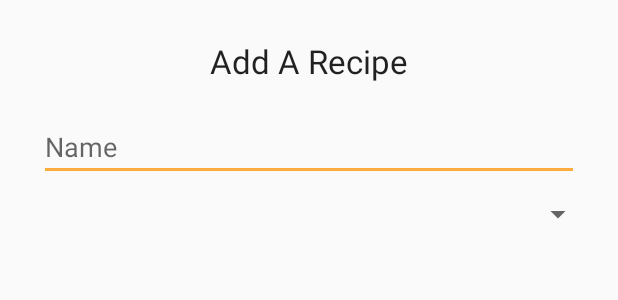
After one commit to clccmh/RecipeBook, an Android app: the layout activity_add.xml on its own in the app's theme, with its tools: preview values and no code run, on a phone screen of 412 x 824 dp. The commit adds this screen. Shown: the top 300 px of the screen. Run offline under Robolectric (Android 15) with nearby library versions, the phone set to English and light mode, and no system bars.

Commit message:
Began adding add activity.

```diff
--- /dev/null
+++ b/app/src/main/res/layout/activity_add.xml
@@ -0,0 +1,39 @@
+<?xml version="1.0" encoding="utf-8"?>
+<RelativeLayout xmlns:android="http://schemas.android.com/apk/res/android"
+    xmlns:tools="http://schemas.android.com/tools"
+    android:layout_width="match_parent"
+    android:layout_height="match_parent"
+    android:paddingBottom="@dimen/activity_vertical_margin"
+    android:paddingLeft="@dimen/activity_horizontal_margin"
+    android:paddingRight="@dimen/activity_horizontal_margin"
+    android:paddingTop="@dimen/activity_vertical_margin"
+    tools:context="edu.uno.carter_mariah.recipebook.AddActivity"
+    android:orientation="horizontal">
+
+    <TextView
+        android:layout_width="match_parent"
+        android:layout_height="wrap_content"
+        android:id="@+id/header"
+        android:text="@string/add_header"
+        android:textAppearance="@style/TextAppearance.AppCompat.Large"
+        android:textAlignment="center"
+        android:layout_margin="10dp"/>
+
+    <EditText
+        android:layout_width="match_parent"
+        android:layout_height="wrap_content"
+        android:id="@+id/name_edittext"
+        android:hint="Name"
+        android:layout_below="@id/header"
+        android:layout_margin="10dp"/>
+
+    <Spinner
+        android:layout_width="match_parent"
+        android:layout_height="wrap_content"
+        android:id="@+id/category_spinner"
+        android:layout_below="@id/name_edittext">
+
+    </Spinner>
+
+
+</RelativeLayout>
--- a/app/src/main/res/layout/app_bar_main.xml
+++ b/app/src/main/res/layout/app_bar_main.xml
@@ -22,7 +22,9 @@
 
     </android.support.design.widget.AppBarLayout>
 
-    <include layout="@layout/content_main"/>
+    <include
+        android:id="@+id/layout"
+        layout="@layout/content_main"/>
 
     <android.support.design.widget.FloatingActionButton
         android:id="@+id/fab"
--- a/app/src/main/res/values/strings.xml
+++ b/app/src/main/res/values/strings.xml
@@ -5,4 +5,5 @@
     <string name="navigation_drawer_close">Close navigation drawer</string>
 
     <string name="action_settings">Settings</string>
+    <string name="add_header">Add A Recipe</string>
 </resources>
```
Also changed, not shown: app/src/main/AndroidManifest.xml (+5 -3 lines), app/src/main/java/edu/uno/carter_mariah/recipebook/AddActivity.java (added, +22 -0 lines), app/src/main/java/edu/uno/carter_mariah/recipebook/MainActivity.java (+3 -9 lines), app/src/main/java/edu/uno/carter_mariah/recipebook/Recipe.java (+9 -0 lines), app/src/main/java/edu/uno/carter_mariah/recipebook/RecipeSqlWrapper.java (+32 -0 lines), app/src/main/res/layout/recipe_content.xml (added, +20 -0 lines).
